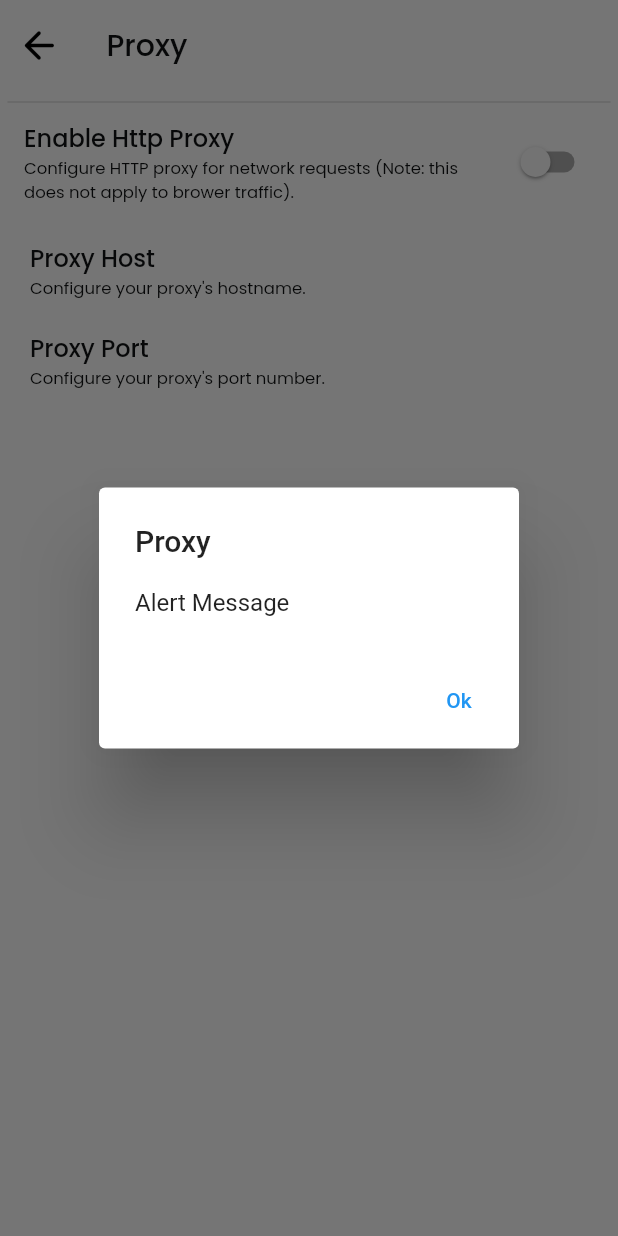
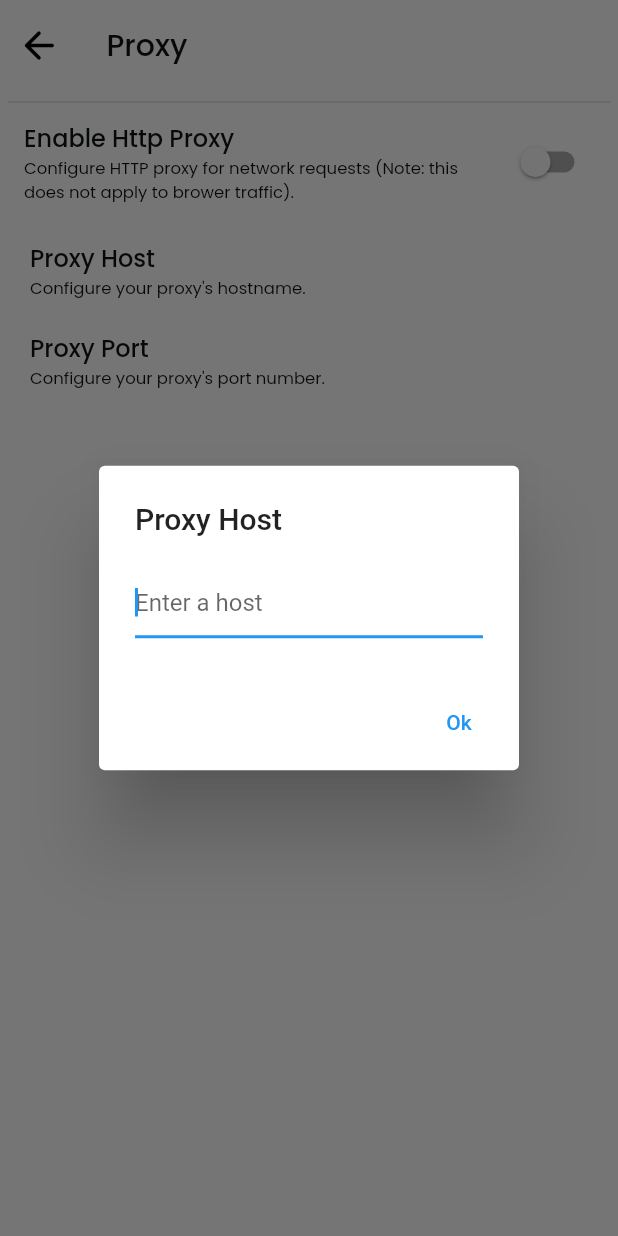
Before and after one commit to pankaj-sharma-hawk/ff-twitter, a Flutter app: the ProxyPageWidget screen opened directly, after a tap on "Proxy Host", on a phone screen of 412 x 824 dp. Run offline on Flutter 3.47's test engine with Material 2 defaults, Android fonts, the phone set to English and light mode, and no system bars; our stand-ins replace auto_size_text, built_collection, built_value, cached_network_image, cloud_firestore, easy_debounce and 17 more; missing offline and left inert: algolia, json_path, mime_type; accounts and stored records are empty.

Commit message:
update changes

```diff
--- a/lib/proxy_page/proxy_page_widget.dart
+++ b/lib/proxy_page/proxy_page_widget.dart
@@ -122,8 +122,11 @@ class _ProxyPageWidgetState extends State<ProxyPageWidget> {
                       context: context,
                       builder: (alertDialogContext) {
                         return AlertDialog(
-                          title: Text('Proxy'),
-                          content: Text('Alert Message'),
+                          title: Text('Proxy Host'),
+                          content: TextField(
+                            autofocus: true,
+                            decoration: InputDecoration(hintText: "Enter a host"),
+                          ),
                           actions: [
                             TextButton(
                               onPressed: () =>
```
